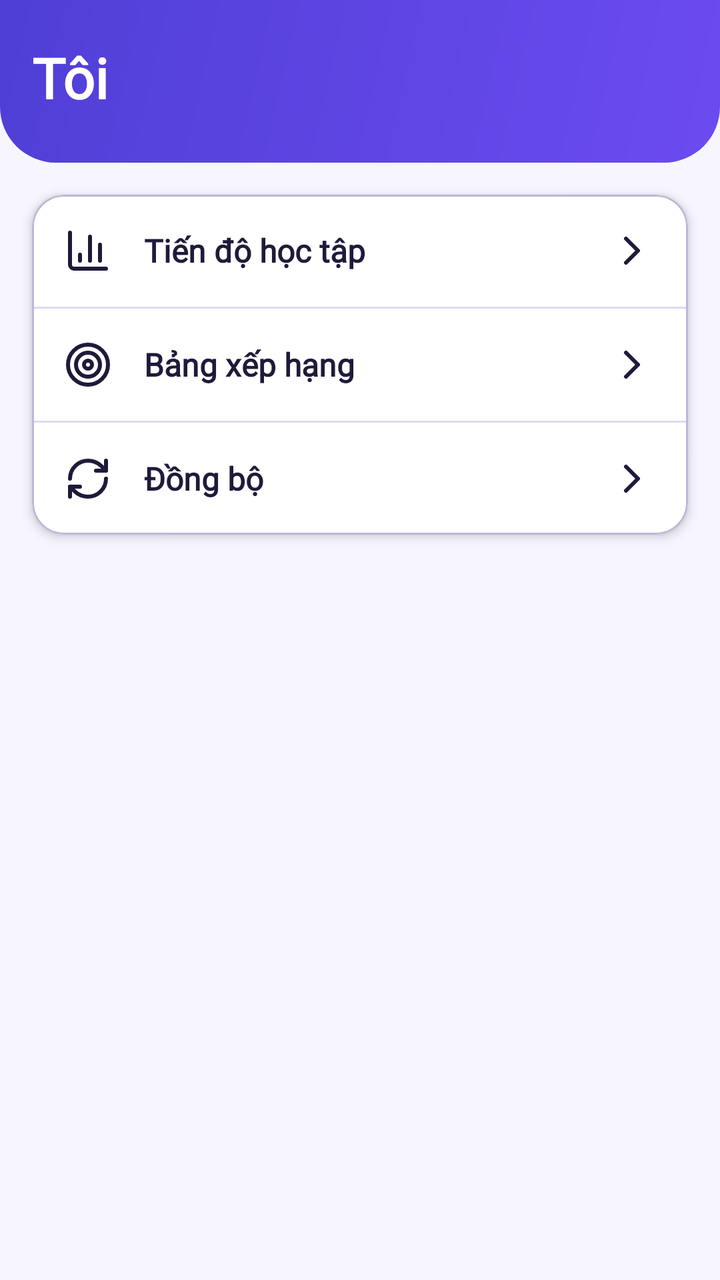
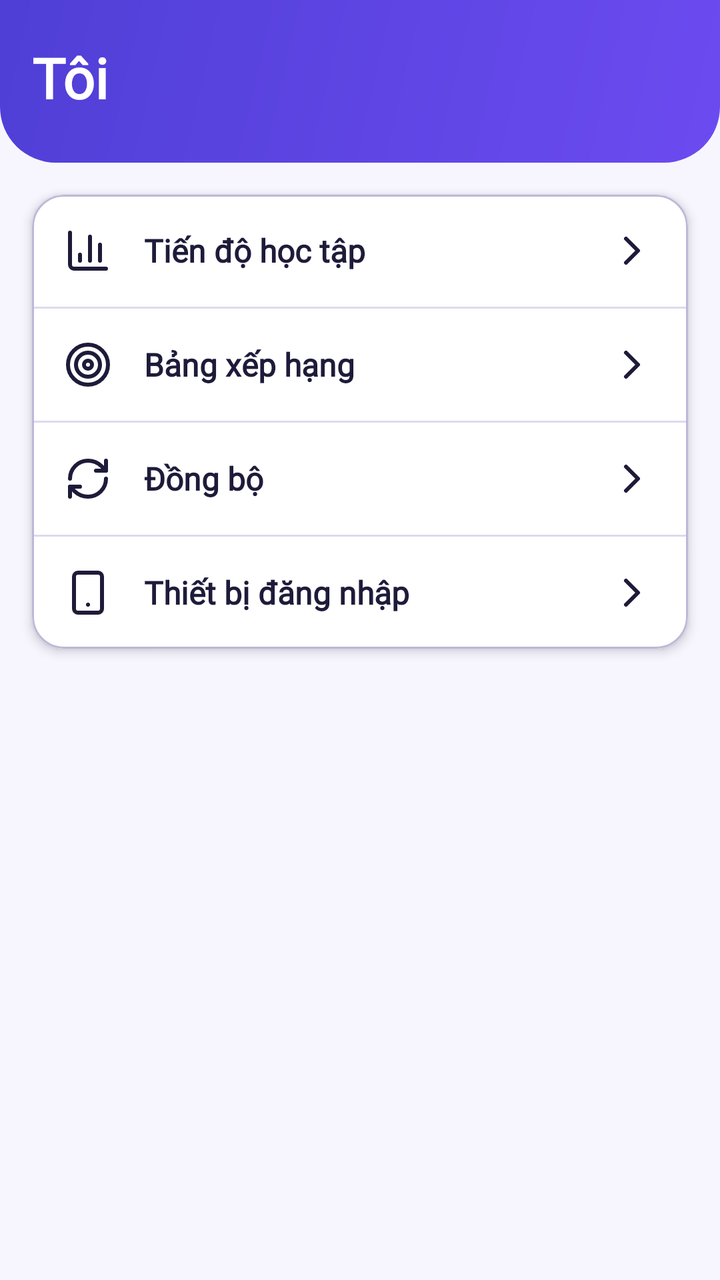

Screens rendered from an Android XML layout before and after an edit, with the pre-edit source and the edit as a unified diff.
<!-- AndroidManifest.xml: application theme Theme.LearningE -->
<!-- res/layout/fragment_me.xml -->
<?xml version="1.0" encoding="utf-8"?>
<LinearLayout xmlns:android="http://schemas.android.com/apk/res/android"
    xmlns:app="http://schemas.android.com/apk/res-auto"
    android:layout_width="match_parent"
    android:layout_height="match_parent"
    android:orientation="vertical">

    <LinearLayout
        android:id="@+id/header_me"
        android:layout_width="match_parent"
        android:layout_height="wrap_content"
        android:background="@drawable/bg_hero_brand"
        android:orientation="vertical"
        android:paddingHorizontal="@dimen/space_4"
        android:paddingTop="@dimen/space_5"
        android:paddingBottom="@dimen/space_6">

        <TextView
            android:id="@+id/tv_me_title"
            android:layout_width="match_parent"
            android:layout_height="wrap_content"
            android:text="@string/tab_me"
            android:textAppearance="@style/TextAppearance.LearningE.Headline"
            android:textColor="@color/on_hero" />
    </LinearLayout>

    <com.google.android.material.card.MaterialCardView
        style="@style/Widget.LearningE.Card"
        android:layout_width="match_parent"
        android:layout_height="wrap_content"
        android:layout_margin="@dimen/space_4">

        <LinearLayout
            android:id="@+id/ll_me_rows"
            android:layout_width="match_parent"
            android:layout_height="wrap_content"
            android:divider="@drawable/divider"
            android:orientation="vertical"
            android:showDividers="middle">

            <TextView
                android:id="@+id/row_progress"
                style="@style/Widget.LearningE.SettingRow"
                android:layout_width="match_parent"
                android:layout_height="wrap_content"
                android:text="@string/me_progress"
                app:drawableStartCompat="@drawable/ic_bar_chart" />

            <TextView
                android:id="@+id/row_leaderboard"
                style="@style/Widget.LearningE.SettingRow"
                android:layout_width="match_parent"
                android:layout_height="wrap_content"
                android:text="@string/leaderboard_title"
                app:drawableStartCompat="@drawable/ic_target" />

            <TextView
                android:id="@+id/row_sync"
                style="@style/Widget.LearningE.SettingRow"
                android:layout_width="match_parent"
                android:layout_height="wrap_content"
                android:text="@string/sync_title"
                app:drawableStartCompat="@drawable/ic_refresh" />
        </LinearLayout>
    </com.google.android.material.card.MaterialCardView>
</LinearLayout>
<!-- resources referenced by this layout -->
<resources>
  <color name="on_hero">#FFFFFF</color>
  <dimen name="space_4">16dp</dimen>
  <dimen name="space_5">20dp</dimen>
  <dimen name="space_6">24dp</dimen>
  <string name="leaderboard_title">Bảng xếp hạng</string>
  <string name="me_progress">Tiến độ học tập</string>
  <string name="sync_title">Đồng bộ</string>
  <string name="tab_me">Tôi</string>
  <style name="Widget.LearningE.SettingRow" parent="">
          <item name="android:background">?attr/selectableItemBackground</item>
          <item name="android:drawablePadding">@dimen/space_4</item>
          <item name="android:gravity">center_vertical</item>
          <item name="android:minHeight">@dimen/button_height_l</item>
          <item name="android:paddingStart">@dimen/space_4</item>
          <item name="android:paddingEnd">@dimen/space_4</item>
          <item name="android:textAppearance">@style/TextAppearance.LearningE.TitleS</item>
          <item name="drawableEndCompat">@drawable/ic_chevron_right</item>
      </style>
  <color name="hero_brand_end">#6C4BF0</color>
  <color name="hero_brand_start">#4F3FD6</color>
  <dimen name="radius_xl">28dp</dimen>
  <color name="outline">#DDDBEE</color>
  <color name="on_surface">#1E1B3A</color>
  <color name="surface">#FFFFFF</color>
  <dimen name="elevation_2">3dp</dimen>
  <color name="outline_card">#BDB8D8</color>
  <dimen name="stroke_card">1dp</dimen>
  <style name="ShapeAppearance.LearningE.Large" parent="ShapeAppearance.Material3.LargeComponent">
          <item name="cornerSize">@dimen/radius_l</item>
      </style>
  <dimen name="button_height_l">56dp</dimen>
  <style name="TextAppearance.LearningE.TitleS" parent="TextAppearance.LearningE.TitleM">
          <item name="android:textSize">16sp</item>
      </style>
  <color name="primary">#5146E0</color>
  <color name="on_primary">#FFFFFF</color>
  <color name="primary_container">#ECEBFF</color>
  <color name="on_primary_container">#2A2180</color>
  <color name="accent">#FF7A59</color>
  <color name="on_accent">#1E1B3A</color>
  <color name="sun">#FFC93C</color>
  <color name="on_sun">#1E1B3A</color>
  <color name="background">#F7F6FF</color>
  <color name="surface_variant">#F0EFFA</color>
  <color name="on_surface_variant">#5A5775</color>
  <color name="outline_strong">#7F7B9F</color>
  <color name="error">#C62828</color>
  <color name="error_container">#FDE8E8</color>
  <dimen name="radius_l">16dp</dimen>
  <dimen name="button_height_m">48dp</dimen>
  <style name="ShapeAppearance.LearningE.Full" parent="ShapeAppearance.Material3.SmallComponent">
          <item name="cornerSize">50%</item>
      </style>
  <style name="ShapeAppearance.LearningE.Medium" parent="ShapeAppearance.Material3.MediumComponent">
          <item name="cornerSize">@dimen/radius_m</item>
      </style>
  <dimen name="progress_thickness">8dp</dimen>
  <dimen name="space_1">4dp</dimen>
  <dimen name="radius_m">12dp</dimen>
  <!-- unchanged entries left out for length: 23 -->
</resources>

<!-- the commit's change to res/layout/fragment_me.xml (unified diff, before → after) -->
@@ -61,6 +61,14 @@
                 android:layout_height="wrap_content"
                 android:text="@string/sync_title"
                 app:drawableStartCompat="@drawable/ic_refresh" />
+
+            <TextView
+                android:id="@+id/row_sessions"
+                style="@style/Widget.LearningE.SettingRow"
+                android:layout_width="match_parent"
+                android:layout_height="wrap_content"
+                android:text="@string/sessions_title"
+                app:drawableStartCompat="@drawable/ic_smartphone" />
         </LinearLayout>
     </com.google.android.material.card.MaterialCardView>
 </LinearLayout>
<!-- resource entries referenced after the edit -->
@@ -4,8 +4,32 @@
   <dimen name="space_4">16dp</dimen>
   <dimen name="space_5">20dp</dimen>
   <dimen name="space_6">24dp</dimen>
+  <!-- drawable ic_smartphone (drawable) -->
+  <?xml version="1.0" encoding="utf-8"?>
+  <vector xmlns:android="http://schemas.android.com/apk/res/android"
+      android:width="24dp"
+      android:height="24dp"
+      android:tint="?attr/colorOnSurface"
+      android:viewportWidth="24"
+      android:viewportHeight="24">
+      <path
+          android:fillColor="@android:color/transparent"
+          android:pathData="M7 2h10a2 2 0 0 1 2 2v16a2 2 0 0 1 -2 2H7a2 2 0 0 1 -2 -2V4a2 2 0 0 1 2 -2z"
+          android:strokeColor="#FFFFFF"
+          android:strokeLineCap="round"
+          android:strokeLineJoin="round"
+          android:strokeWidth="2" />
+      <path
+          android:fillColor="@android:color/transparent"
+          android:pathData="M12 18h.01"
+          android:strokeColor="#FFFFFF"
+          android:strokeLineCap="round"
+          android:strokeLineJoin="round"
+          android:strokeWidth="2" />
+  </vector>
   <string name="leaderboard_title">Bảng xếp hạng</string>
   <string name="me_progress">Tiến độ học tập</string>
+  <string name="sessions_title">Thiết bị đăng nhập</string>
   <string name="sync_title">Đồng bộ</string>
   <string name="tab_me">Tôi</string>
   <style name="Widget.LearningE.SettingRow" parent="">
@@ -14,7 +38,9 @@
           <item name="android:gravity">center_vertical</item>
           <item name="android:minHeight">@dimen/button_height_l</item>
           <item name="android:paddingStart">@dimen/space_4</item>
+          <item name="android:paddingTop">@dimen/space_2</item>
           <item name="android:paddingEnd">@dimen/space_4</item>
+          <item name="android:paddingBottom">@dimen/space_2</item>
           <item name="android:textAppearance">@style/TextAppearance.LearningE.TitleS</item>
           <item name="drawableEndCompat">@drawable/ic_chevron_right</item>
       </style>
@@ -31,6 +57,7 @@
           <item name="cornerSize">@dimen/radius_l</item>
       </style>
   <dimen name="button_height_l">56dp</dimen>
+  <dimen name="space_2">8dp</dimen>
   <style name="TextAppearance.LearningE.TitleS" parent="TextAppearance.LearningE.TitleM">
           <item name="android:textSize">16sp</item>
       </style>
